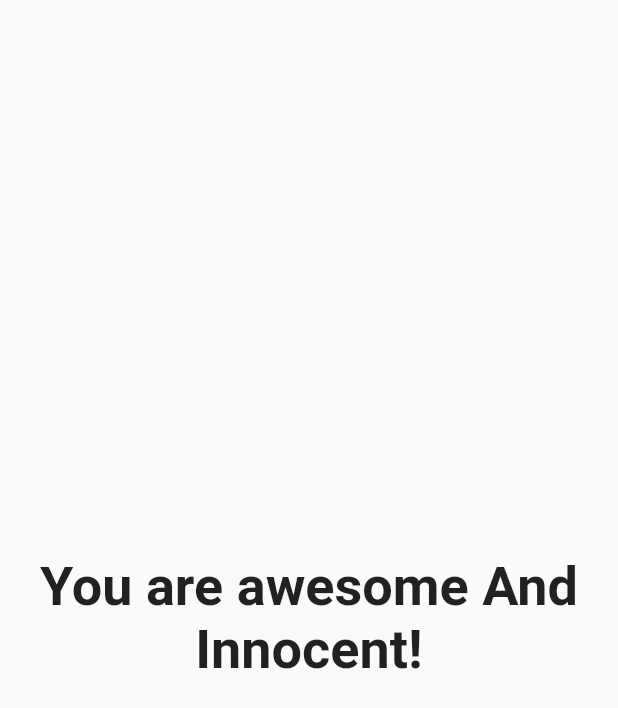
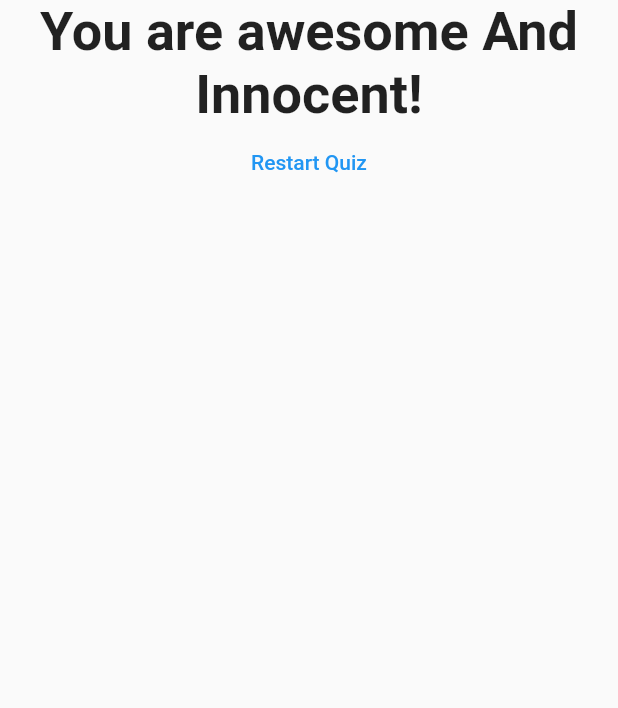
Before and after one commit to dakshina13/flutter_quiz, a Flutter app: the Result widget shown alone on an empty page, opened directly with empty values, on a phone screen of 412 x 824 dp. Shown: the top 708 px of the screen. Run offline on Flutter 3.47's test engine with Material 2 defaults, Android fonts, the phone set to English and light mode, and no system bars.

Commit message:
Reset Quiz

```diff
--- a/lib/answer.dart
+++ b/lib/answer.dart
@@ -14,7 +14,7 @@ class Answer extends StatelessWidget {
       child: RaisedButton(
         color: Colors.blue,
         textColor: Colors.white,
-        child: Text("Answer 1"),
+        child: Text(answerText),
         onPressed: selectHandler,
       ),
     );
--- a/lib/result.dart
+++ b/lib/result.dart
@@ -3,16 +3,18 @@ import 'package:flutter/material.dart';
 class Result extends StatelessWidget {
   final int resultScore;
 
-  Result(this.resultScore);
+  final Function resetHandler;
 
-  String get resultPhrase{
+  Result(this.resultScore, this.resetHandler);
+
+  String get resultPhrase {
     String resultText;
-    if(resultScore<=8){
-      resultText ="You are awesome And Innocent!";
-    }else if(resultScore<=12){
-      resultText="Pretty likeable!";
-    }else if(resultScore<=16){
-      resultText="You are Bad!";
+    if (resultScore <= 8) {
+      resultText = "You are awesome And Innocent!";
+    } else if (resultScore <= 12) {
+      resultText = "Pretty likeable!";
+    } else {
+      resultText = "You are Bad!";
     }
     return resultText;
   }
@@ -20,7 +22,9 @@ class Result extends StatelessWidget {
   @override
   Widget build(BuildContext context) {
     return Center(
-      child: Text(
+      child: Column(
+        children: [
+          Text(
             resultPhrase,
             style: TextStyle(
               fontSize: 36,
@@ -28,6 +32,15 @@ class Result extends StatelessWidget {
             ),
             textAlign: TextAlign.center,
           ),
+          FlatButton(
+            onPressed: resetHandler,
+            child: Text(
+              "Restart Quiz",
+              style: TextStyle(color: Colors.blue),
+            ),
+          )
+        ],
+      ),
     );
   }
 }
```
Also changed, not shown: lib/main.dart (+10 -7 lines). Lines whose indentation alone changed are shown as unchanged.
